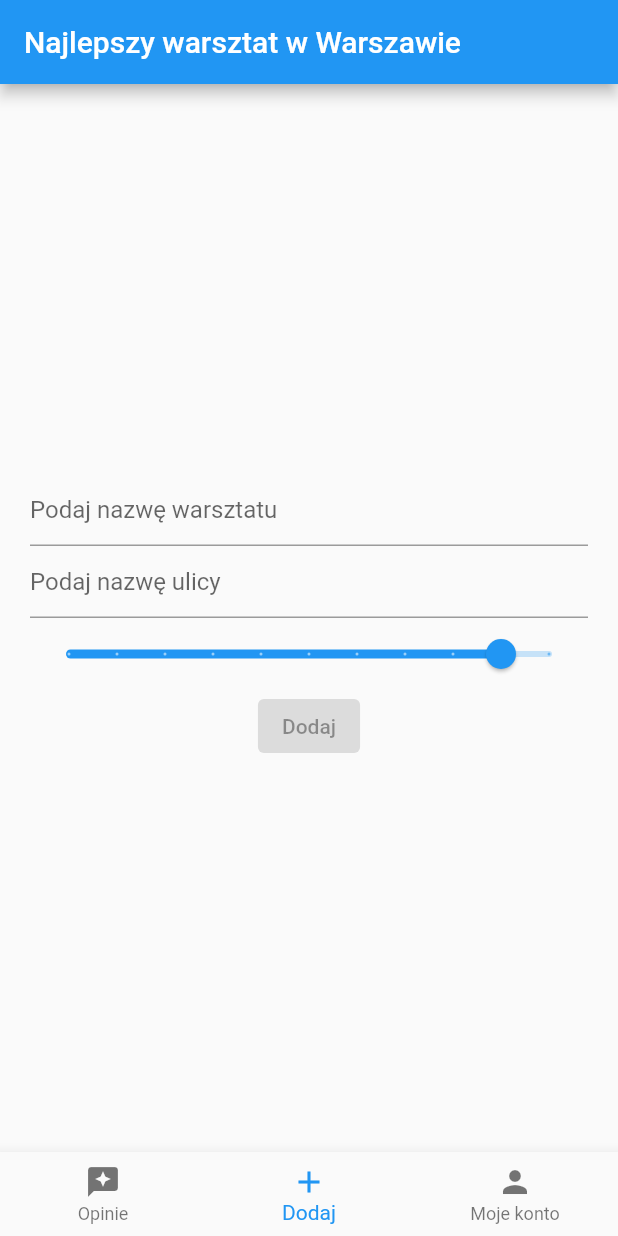
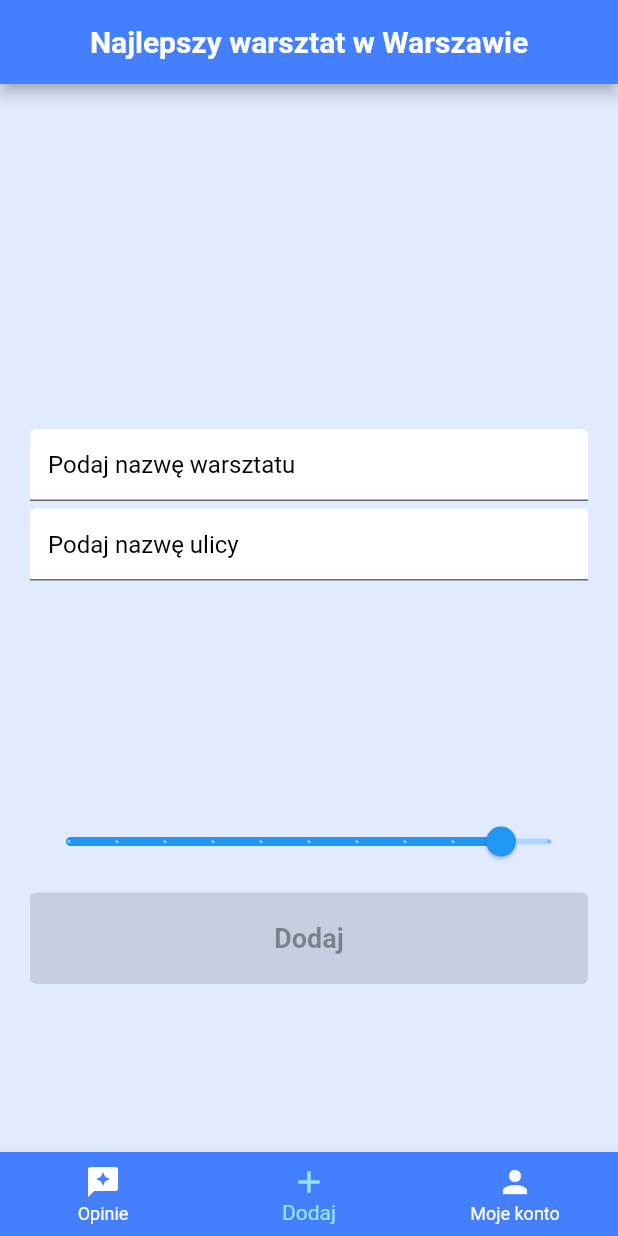
Before and after one commit to michalkrysinski/najlepszy_warsztat_samochodowy_w_warszawie, a Flutter app: the screen it shows once a user with an empty profile is signed in, item 2 of the bottom bar chosen, on a phone screen of 412 x 824 dp. Run offline on Flutter 3.47's test engine with Material 2 defaults, Android fonts, the phone set to English and light mode, and no system bars; our stand-ins replace bloc, cloud_firestore, firebase_auth, firebase_core, flutter_bloc, google_fonts; accounts and stored records are empty.

Commit message:
Add GoogleFonts and update all colors in the application

```diff
--- a/lib/app/features/home/add_opinion/add_opinion_page_content.dart
+++ b/lib/app/features/home/add_opinion/add_opinion_page_content.dart
@@ -23,25 +23,62 @@ class _AddOpinionPageContentState extends State<AddOpinionPageContent> {
     return Center(
       child: Padding(
         padding: const EdgeInsets.all(20.0),
-        child: Column(
-          mainAxisAlignment: MainAxisAlignment.center,
+        child: ListView(
           children: [
+            const SizedBox(
+              height: 210,
+            ),
             TextField(
-              decoration:
-                  const InputDecoration(hintText: 'Podaj nazwę warsztatu'),
+              style: const TextStyle(
+                color: Color.fromARGB(255, 0, 0, 0),
+              ),
+              decoration: const InputDecoration(
+                focusedBorder: OutlineInputBorder(
+                  borderSide: BorderSide(
+                      color: Color.fromARGB(255, 68, 127, 255), width: 5.0),
+                ),
+                hintText: 'Podaj nazwę warsztatu',
+                hintStyle: TextStyle(
+                  color: Color.fromARGB(255, 0, 0, 0),
+                ),
+                fillColor: Color.fromARGB(255, 255, 255, 255),
+                filled: true,
+              ),
               onChanged: (newValue) {
                 setState(() {
                   workshopsName = newValue;
                 });
               },
             ),
+            const SizedBox(
+              height: 5,
+            ),
             TextField(
-              decoration: const InputDecoration(hintText: 'Podaj nazwę ulicy'),
+              style: const TextStyle(
+                color: Color.fromARGB(255, 0, 0, 0),
+              ),
+              decoration: const InputDecoration(
+                focusedBorder: OutlineInputBorder(
+                  borderSide: BorderSide(
+                      color: Color.fromARGB(255, 68, 127, 255), width: 5.0),
+                ),
+                hintText: 'Podaj nazwę ulicy',
+                hintStyle: TextStyle(
+                  color: Color.fromARGB(255, 0, 0, 0),
+                ),
+                fillColor: Color.fromARGB(255, 255, 255, 255),
+                filled: true,
+              ),
               onChanged: (newValue) {
-                setState(() {
-                  warsztatName = newValue;
-                });
+                setState(
+                  () {
+                    warsztatName = newValue;
+                  },
+                );
               },
+            ),
+            const SizedBox(
+              height: 150,
             ),
             Slider(
               onChanged: (newValue) {
@@ -55,6 +92,9 @@ class _AddOpinionPageContentState extends State<AddOpinionPageContent> {
               divisions: 10,
               label: rating.toString(),
             ),
+            const SizedBox(
+              height: 10,
+            ),
             ElevatedButton(
               onPressed: workshopsName.isEmpty || warsztatName.isEmpty
                   ? null
@@ -67,6 +107,17 @@ class _AddOpinionPageContentState extends State<AddOpinionPageContent> {
                       widget.onSave();
                     },
               child: const Text('Dodaj'),
+              style: ElevatedButton.styleFrom(
+                primary: const Color.fromARGB(255, 113, 158, 255),
+                padding: const EdgeInsets.symmetric(
+                  horizontal: 40,
+                  vertical: 20,
+                ),
+                textStyle: const TextStyle(
+                  fontSize: 18,
+                  fontWeight: FontWeight.bold,
+                ),
+              ),
             ),
           ],
         ),
--- a/lib/app/features/home/home_page.dart
+++ b/lib/app/features/home/home_page.dart
@@ -22,8 +22,17 @@ class _HomePageState extends State<HomePage> {
   @override
   Widget build(BuildContext context) {
     return Scaffold(
+      backgroundColor: const Color.fromARGB(255, 225, 235, 255),
       appBar: AppBar(
-        title: const Text('Najlepszy warsztat w Warszawie'),
+        title: const Text(
+          'Najlepszy warsztat w Warszawie',
+          style: TextStyle(
+            color: Color.fromARGB(255, 255, 255, 255),
+            fontWeight: FontWeight.bold,
+          ),
+        ),
+        centerTitle: true,
+        backgroundColor: const Color.fromARGB(255, 68, 127, 255),
       ),
       body: Builder(builder: (context) {
         if (currentIndex == 0) {
@@ -39,6 +48,9 @@ class _HomePageState extends State<HomePage> {
         return MyAccountPageContent(email: widget.user.email);
       }),
       bottomNavigationBar: BottomNavigationBar(
+        backgroundColor: const Color.fromARGB(255, 68, 127, 255),
+        unselectedItemColor: Colors.white,
+        selectedItemColor: const Color.fromARGB(255, 151, 227, 255),
         currentIndex: currentIndex,
         onTap: (newIndex) {
           setState(() {
--- a/lib/app/features/home/my_account/my_account_page_content.dart
+++ b/lib/app/features/home/my_account/my_account_page_content.dart
@@ -1,4 +1,5 @@
 import 'package:flutter/material.dart';
+import 'package:google_fonts/google_fonts.dart';
 import 'package:najlepszy_warsztat_samochodowy_w_warszawie/app/cubit/root_cubit.dart';
 import 'package:flutter_bloc/flutter_bloc.dart';
 
@@ -16,13 +17,22 @@ class MyAccountPageContent extends StatelessWidget {
       child: Column(
         mainAxisAlignment: MainAxisAlignment.center,
         children: [
-          Text('Jesteś zalogowany jako $email'),
+          Text(
+            'Jesteś zalogowany jako $email',
+            style: GoogleFonts.lato(
+              color: Colors.black,
+              fontWeight: FontWeight.bold,
+            ),
+          ),
           const SizedBox(height: 20),
           ElevatedButton(
-              onPressed: () {
-                context.read<RootCubit>().signOut();
-              },
-              child: const Text('Wyloguj')),
+            onPressed: () {
+              context.read<RootCubit>().signOut();
+            },
+            child: const Text(
+              'Wyloguj',
+            ),
+          ),
         ],
       ),
     );
--- a/lib/app/features/home/workshops/workshops_page_content.dart
+++ b/lib/app/features/home/workshops/workshops_page_content.dart
@@ -1,5 +1,6 @@
 import 'package:flutter/material.dart';
 import 'package:flutter_bloc/flutter_bloc.dart';
+import 'package:google_fonts/google_fonts.dart';
 import 'package:najlepszy_warsztat_samochodowy_w_warszawie/app/features/home/workshops/cubit/workshops_cubit.dart';
 
 class WorkshopsPageContent extends StatelessWidget {
@@ -15,11 +16,16 @@ class WorkshopsPageContent extends StatelessWidget {
         builder: (context, state) {
           if (state.errorMessage.isNotEmpty) {
             return Center(
-                child: Text('Something went wrong: ${state.errorMessage}'));
+              child: Text(
+                'Something went wrong: ${state.errorMessage}',
+              ),
+            );
           }
 
           if (state.isLoading) {
-            return const Center(child: CircularProgressIndicator());
+            return const Center(
+              child: CircularProgressIndicator(),
+            );
           }
 
           final documents = state.documents;
@@ -35,11 +41,28 @@ class WorkshopsPageContent extends StatelessWidget {
                       Column(
                         crossAxisAlignment: CrossAxisAlignment.start,
                         children: [
-                          Text(document['name']),
-                          Text(document['warsztat']),
+                          Text(
+                            document['name'],
+                            style: GoogleFonts.lato(
+                              color: const Color.fromARGB(255, 0, 0, 0),
+                              fontWeight: FontWeight.bold,
+                            ),
+                          ),
+                          Text(
+                            document['warsztat'],
+                            style: GoogleFonts.lato(
+                              color: const Color.fromARGB(255, 0, 0, 0),
+                              fontWeight: FontWeight.bold,
+                            ),
+                          ),
                         ],
                       ),
-                      Text(document['raiting'].toString()),
+                      Text(
+                        document['raiting'].toString(),
+                        style: GoogleFonts.lato(
+                            color: const Color.fromARGB(255, 0, 0, 0),
+                            fontWeight: FontWeight.bold),
+                      ),
                     ],
                   ),
                 ),
--- a/lib/main.dart
+++ b/lib/main.dart
@@ -5,6 +5,7 @@ import 'package:najlepszy_warsztat_samochodowy_w_warszawie/firebase_options.dart
 
 void main() async {
   WidgetsFlutterBinding.ensureInitialized();
+
   await Firebase.initializeApp(
     options: DefaultFirebaseOptions.currentPlatform,
   );
--- a/pubspec.yaml
+++ b/pubspec.yaml
@@ -38,6 +38,7 @@ dependencies:
   firebase_auth: ^3.3.5
   cloud_firestore: ^3.1.6
   flutter_bloc: ^8.0.1
+  google_fonts: ^2.3.1
 
 
 dev_dependencies:
```
Also changed, not shown: lib/app/home/workshops/workshops_page_content.dart (added), pubspec.lock, 2 other files.
